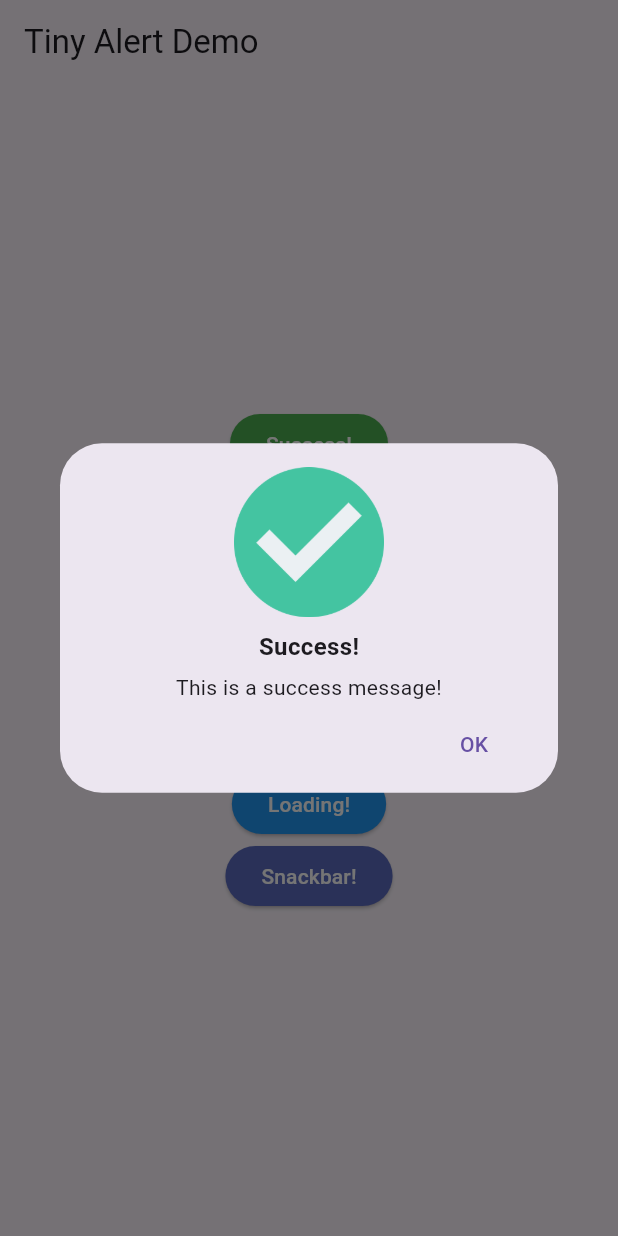
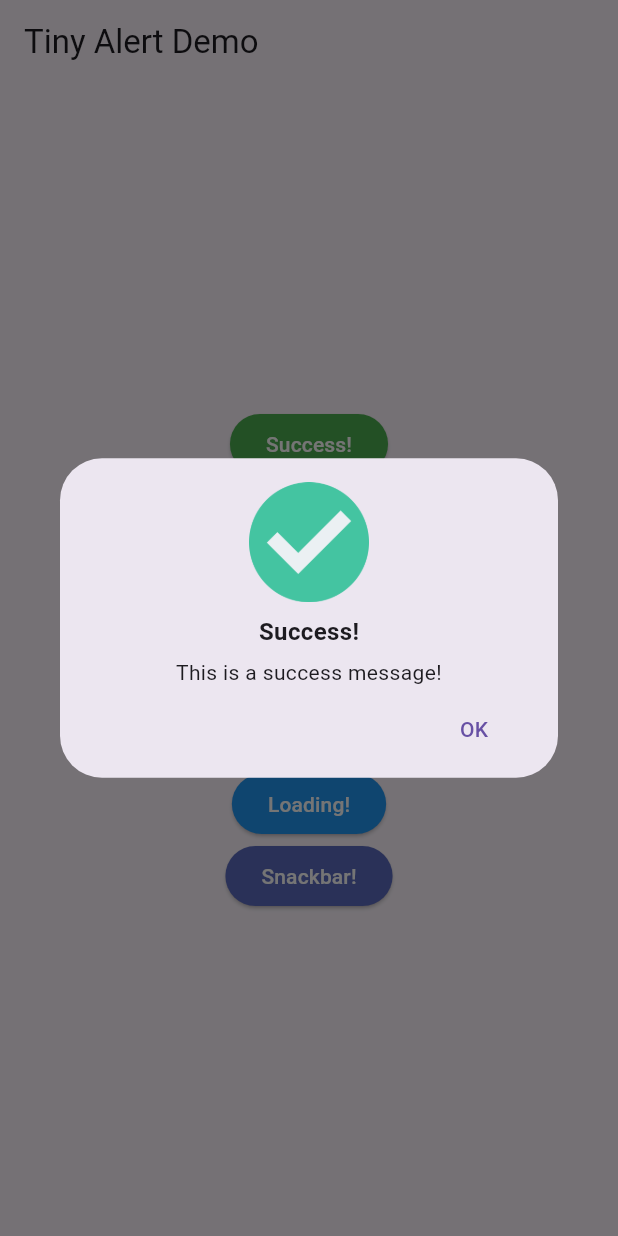
Before and after one commit to amdkholil/tiny-alert, a Flutter app: the screen it shows after launch, after a tap on "Success!", on a phone screen of 412 x 824 dp. Run offline on Flutter 3.47's test engine with Material 3 defaults, Android fonts, the phone set to English and light mode, and no system bars.

Commit message:
add max width (dialog) & text style (snackbar)

```diff
--- a/lib/tiny_alert.dart
+++ b/lib/tiny_alert.dart
@@ -1,11 +1,14 @@
 import 'package:flutter/material.dart';
 
+/// Loading type
 enum TinyAlertLoadingType {
   circular,
   linear,
 }
 
+/// Tiny Alert
 class TinyAlert {
+  /// Show a success message
   static void success(
     BuildContext context, {
     required String title,
@@ -17,30 +20,32 @@ class TinyAlert {
     String cancelButtonText = "Cancel",
     VoidCallback? onCancel,
     bool barrierDismissible = true,
-    double iconSize = 100,
+    double iconSize = 80,
+    double maxWidth = 400,
   }) {
+    Size size = MediaQuery.of(context).size;
+    maxWidth = size.width > maxWidth ? maxWidth : size.width;
     showDialog(
       barrierDismissible: barrierDismissible,
       useSafeArea: true,
       context: context,
       builder: (ctx) => Dialog(
-        child: Padding(
+        child: Container(
           padding: const EdgeInsets.fromLTRB(24, 16, 24, 8),
+          width: maxWidth,
           child: Column(
             crossAxisAlignment: CrossAxisAlignment.center,
             mainAxisSize: MainAxisSize.min,
             children: [
               Image(
-                image: const AssetImage("lib/assets/success.png",
-                    package: "tiny_alert"),
+                image: const AssetImage("lib/assets/success.png", package: "tiny_alert"),
                 width: iconSize,
                 height: iconSize,
               ),
               const SizedBox(height: 8),
               Text(
                 title,
-                style:
-                    const TextStyle(fontWeight: FontWeight.bold, fontSize: 16),
+                style: const TextStyle(fontWeight: FontWeight.bold, fontSize: 16),
               ),
               const SizedBox(height: 6),
               Text(
@@ -69,6 +74,7 @@ class TinyAlert {
     );
   }
 
+  /// Show an info message
   static void info(
     BuildContext context, {
     required String title,
@@ -80,30 +86,32 @@ class TinyAlert {
     String cancelButtonText = "Cancel",
     VoidCallback? onCancel,
     bool barrierDismissible = true,
-    double iconSize = 100,
+    double iconSize = 80,
+    double maxWidth = 400,
   }) {
+    Size size = MediaQuery.of(context).size;
+    maxWidth = size.width > maxWidth ? maxWidth : size.width;
     showDialog(
       barrierDismissible: barrierDismissible,
       useSafeArea: true,
       context: context,
       builder: (ctx) => Dialog(
-        child: Padding(
+        child: Container(
           padding: const EdgeInsets.fromLTRB(24, 16, 24, 8),
+          width: maxWidth,
           child: Column(
             crossAxisAlignment: CrossAxisAlignment.center,
             mainAxisSize: MainAxisSize.min,
             children: [
               Image(
-                image: const AssetImage("lib/assets/info.png",
-                    package: "tiny_alert"),
+                image: const AssetImage("lib/assets/info.png", package: "tiny_alert"),
                 width: iconSize,
                 height: iconSize,
               ),
               const SizedBox(height: 8),
               Text(
                 title,
-                style:
-                    const TextStyle(fontWeight: FontWeight.bold, fontSize: 16),
+                style: const TextStyle(fontWeight: FontWeight.bold, fontSize: 16),
               ),
               const SizedBox(height: 6),
               Text(
@@ -132,6 +140,7 @@ class TinyAlert {
     );
   }
 
+  /// Show a confirmation message
   static void confirm(
     BuildContext context, {
     required String title,
@@ -144,30 +153,32 @@ class TinyAlert {
     String cancelButtonText = "Cancel",
     VoidCallback? onCancel,
     bool barrierDismissible = true,
-    double iconSize = 100,
+    double iconSize = 80,
+    double maxWidth = 400,
   }) {
+    Size size = MediaQuery.of(context).size;
+    maxWidth = size.width > maxWidth ? maxWidth : size.width;
     showDialog(
       barrierDismissible: barrierDismissible,
       useSafeArea: true,
       context: context,
       builder: (ctx) => Dialog(
-        child: Padding(
+        child: Container(
           padding: const EdgeInsets.fromLTRB(24, 16, 24, 8),
+          width: maxWidth,
           child: Column(
             crossAxisAlignment: CrossAxisAlignment.center,
             mainAxisSize: MainAxisSize.min,
             children: [
               Image(
-                image: const AssetImage("lib/assets/confirm.png",
-                    package: "tiny_alert"),
+                image: const AssetImage("lib/assets/confirm.png", package: "tiny_alert"),
                 width: iconSize,
                 height: iconSize,
               ),
               const SizedBox(height: 8),
               Text(
                 title,
-                style:
-                    const TextStyle(fontWeight: FontWeight.bold, fontSize: 16),
+                style: const TextStyle(fontWeight: FontWeight.bold, fontSize: 16),
               ),
               const SizedBox(height: 6),
               Text(
@@ -188,8 +199,7 @@ class TinyAlert {
                     child: Text(
                       confirmButtonText,
                       style: TextStyle(
-                        color: confirmButtonColor ??
-                            Theme.of(context).buttonTheme.colorScheme!.primary,
+                        color: confirmButtonColor ?? Theme.of(context).buttonTheme.colorScheme!.primary,
                       ),
                     ),
                   ),
@@ -202,6 +212,7 @@ class TinyAlert {
     );
   }
 
+  /// Show a warning message
   static void warning(
     BuildContext context, {
     required String title,
@@ -213,30 +224,32 @@ class TinyAlert {
     String cancelButtonText = "Cancel",
     VoidCallback? onCancel,
     bool barrierDismissible = true,
-    double iconSize = 100,
+    double iconSize = 80,
+    double maxWidth = 400,
   }) {
+    Size size = MediaQuery.of(context).size;
+    maxWidth = size.width > maxWidth ? maxWidth : size.width;
     showDialog(
       barrierDismissible: barrierDismissible,
       useSafeArea: true,
       context: context,
       builder: (ctx) => Dialog(
-        child: Padding(
+        child: Container(
           padding: const EdgeInsets.fromLTRB(24, 16, 24, 8),
+          width: maxWidth,
           child: Column(
             crossAxisAlignment: CrossAxisAlignment.center,
             mainAxisSize: MainAxisSize.min,
             children: [
               Image(
-                image: const AssetImage("lib/assets/warning.png",
-                    package: "tiny_alert"),
+                image: const AssetImage("lib/assets/warning.png", package: "tiny_alert"),
                 width: iconSize,
                 height: iconSize,
               ),
               const SizedBox(height: 8),
               Text(
                 title,
-                style:
-                    const TextStyle(fontWeight: FontWeight.bold, fontSize: 16),
+                style: const TextStyle(fontWeight: FontWeight.bold, fontSize: 16),
               ),
               const SizedBox(height: 6),
               Text(
@@ -265,6 +278,7 @@ class TinyAlert {
     );
   }
 
+  /// Show an error message
   static void error(
     BuildContext context, {
     required String title,
@@ -276,30 +290,32 @@ class TinyAlert {
     String cancelButtonText = "Cancel",
     VoidCallback? onCancel,
     bool barrierDismissible = true,
-    double iconSize = 100,
+    double iconSize = 80,
+    double maxWidth = 400,
   }) {
+    Size size = MediaQuery.of(context).size;
+    maxWidth = size.width > maxWidth ? maxWidth : size.width;
     showDialog(
       barrierDismissible: barrierDismissible,
       useSafeArea: true,
       context: context,
       builder: (ctx) => Dialog(
-        child: Padding(
+        child: Container(
           padding: const EdgeInsets.fromLTRB(24, 16, 24, 8),
+          width: maxWidth,
           child: Column(
             crossAxisAlignment: CrossAxisAlignment.center,
             mainAxisSize: MainAxisSize.min,
             children: [
               Image(
-                image: const AssetImage("lib/assets/error.png",
-                    package: "tiny_alert"),
+                image: const AssetImage("lib/assets/error.png", package: "tiny_alert"),
                 width: iconSize,
                 height: iconSize,
               ),
               const SizedBox(height: 8),
               Text(
                 title,
-                style:
-                    const TextStyle(fontWeight: FontWeight.bold, fontSize: 16),
+                style: const TextStyle(fontWeight: FontWeight.bold, fontSize: 16),
               ),
               const SizedBox(height: 6),
               Text(
@@ -328,37 +344,38 @@ class TinyAlert {
     );
   }
 
+  /// Show a loading
   static void progress(
     BuildContext context, {
-    required String label,
+    String? label,
     double? progress,
     bool barrierDismissible = false,
     TinyAlertLoadingType type = TinyAlertLoadingType.circular,
+    double maxWidth = 400,
   }) {
+    Size size = MediaQuery.of(context).size;
+    maxWidth = size.width > maxWidth ? maxWidth : size.width;
     showDialog(
       context: context,
       barrierDismissible: barrierDismissible,
       builder: (ctx) => Dialog(
-        child: Padding(
+        child: Container(
           padding: const EdgeInsets.fromLTRB(24, 16, 24, 8),
+          width: maxWidth,
           child: Column(
             crossAxisAlignment: CrossAxisAlignment.center,
             mainAxisSize: MainAxisSize.min,
             children: [
               if (type == TinyAlertLoadingType.linear)
-                SizedBox(
-                    width: 150, child: LinearProgressIndicator(value: progress))
+                SizedBox(width: 150, child: LinearProgressIndicator(value: progress))
               else
-                SizedBox(
-                    height: 50,
-                    width: 50,
-                    child: CircularProgressIndicator(value: progress)),
+                SizedBox(height: 50, width: 50, child: CircularProgressIndicator(value: progress)),
               const SizedBox(height: 8),
-              Text(
-                label,
-                style:
-                    const TextStyle(fontWeight: FontWeight.bold, fontSize: 16),
-              ),
+              if (label != null)
+                Text(
+                  label,
+                  style: const TextStyle(fontWeight: FontWeight.bold, fontSize: 16),
+                ),
             ],
           ),
         ),
@@ -366,8 +383,16 @@ class TinyAlert {
     );
   }
 
-  static snackbar(BuildContext context, String message,
-      {bool? showCloseIcon, int? seconds}) {
+  /// Show a snackbar
+  static snackbar(
+    BuildContext context,
+    String message, {
+    bool? showCloseIcon,
+    int? seconds,
+    TextStyle? textStyle,
+    int maxLines = 2,
+    TextAlign textAlign = TextAlign.center,
+  }) {
     ScaffoldMessenger.of(context).showSnackBar(
       SnackBar(
         behavior: SnackBarBehavior.floating,
@@ -376,7 +401,9 @@ class TinyAlert {
         elevation: 0,
         content: Text(
           message,
-          textAlign: TextAlign.center,
+          textAlign: textAlign,
+          maxLines: maxLines,
+          style: textStyle,
         ),
         showCloseIcon: showCloseIcon ?? true,
         closeIconColor: Colors.white,
--- a/pubspec.yaml
+++ b/pubspec.yaml
@@ -16,7 +16,7 @@ dependencies:
 dev_dependencies:
   flutter_test:
     sdk: flutter
-  flutter_lints: ^2.0.0
+  flutter_lints: ^3.0.1
 
 flutter:
 
```
Also changed, not shown: example/pubspec.lock, 3 other files.
